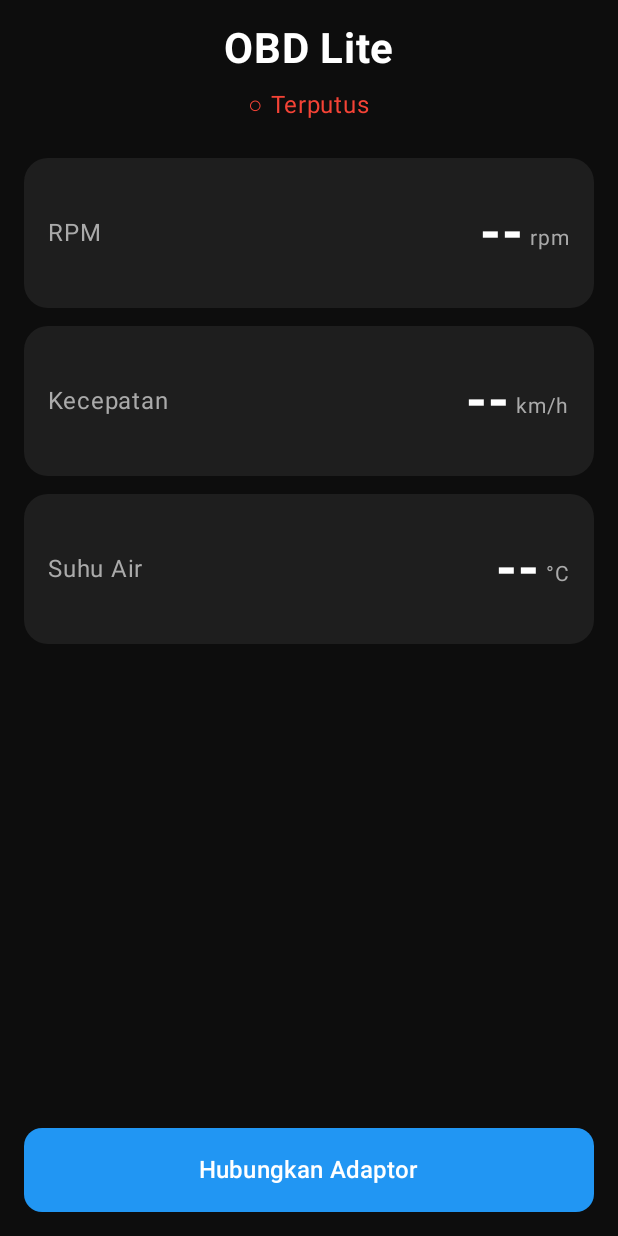
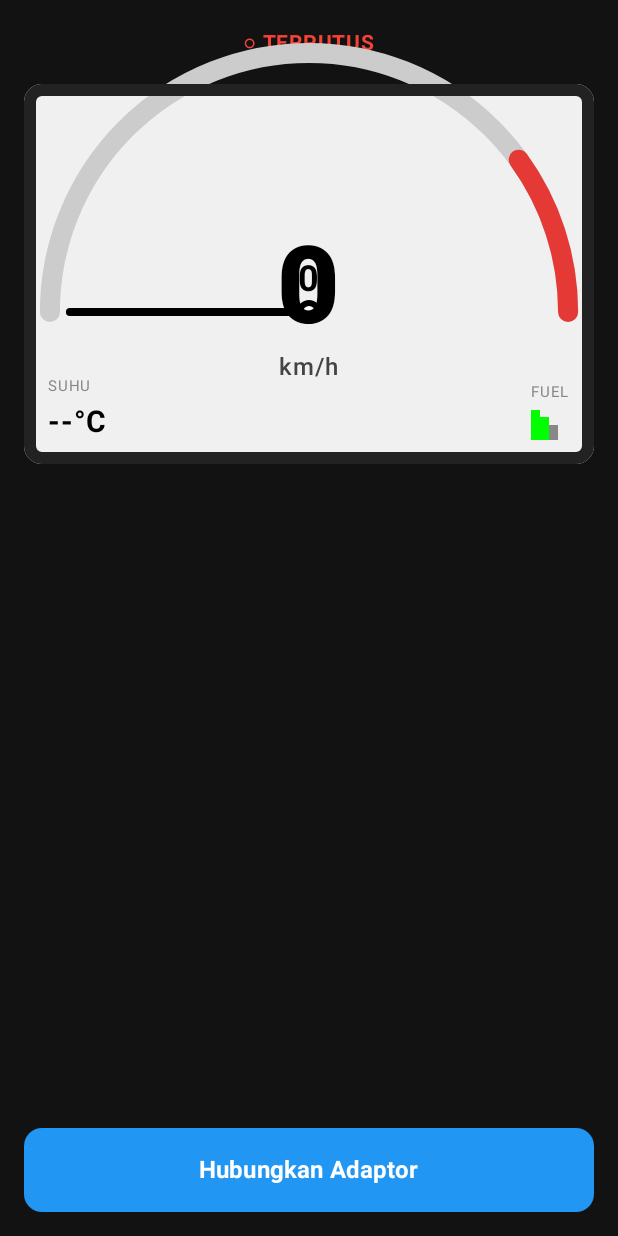
Before and after one commit to aminsambung/diagnosatools, an Android app built with Jetpack Compose: the screen it shows after launch (MainActivity), on a phone screen of 412 x 824 dp. Run offline under Robolectric (Android 15) with nearby library versions, the phone set to English and light mode, and no system bars.

Commit message:
Update DashboardScreen.kt

```diff
--- a/app/src/main/java/com/example/obdlite/ui/DashboardScreen.kt
+++ b/app/src/main/java/com/example/obdlite/ui/DashboardScreen.kt
@@ -1,15 +1,25 @@
 package com.example.obdlite.ui
 
+import androidx.compose.foundation.Canvas
+import androidx.compose.foundation.background
+import androidx.compose.foundation.border
 import androidx.compose.foundation.layout.*
 import androidx.compose.foundation.shape.RoundedCornerShape
 import androidx.compose.material3.*
 import androidx.compose.runtime.Composable
 import androidx.compose.ui.Alignment
 import androidx.compose.ui.Modifier
+import androidx.compose.ui.geometry.Offset
+import androidx.compose.ui.geometry.Size
 import androidx.compose.ui.graphics.Color
+import androidx.compose.ui.graphics.StrokeCap
+import androidx.compose.ui.graphics.drawscope.Stroke
 import androidx.compose.ui.text.font.FontWeight
+import androidx.compose.ui.text.style.TextAlign
 import androidx.compose.ui.unit.dp
 import androidx.compose.ui.unit.sp
+import kotlin.math.cos
+import kotlin.math.sin
 
 @Composable
 fun DashboardScreen(
@@ -20,64 +30,193 @@ fun DashboardScreen(
     onConnect: () -> Unit,
     onDisconnect: () -> Unit
 ) {
+    // Warna dasar mirip LCD motor
+    val bgColor = Color(0xFFF0F0F0) // Light gray/white LCD
+    val textColor = Color(0xFF000000)
+    val accentColor = Color(0xFF000000) // Jarum dan speed
+    val redZoneColor = Color(0xFFE53935)
+
     Column(
-        modifier = Modifier.fillMaxSize().padding(16.dp),
+        modifier = Modifier
+            .fillMaxSize()
+            .background(Color(0xFF121212)) // Background HP hitam
+            .padding(16.dp),
         horizontalAlignment = Alignment.CenterHorizontally
     ) {
-        Text("OBD Lite", fontSize = 28.sp, fontWeight = FontWeight.Bold,
-            color = Color.White)
-
-        Spacer(Modifier.height(8.dp))
+        // Header Status
         Text(
-            if (connected) "● Terhubung" else "○ Terputus",
-            color = if (connected) Color(0xFF4CAF50) else Color(0xFFF44336)
+            text = if (connected) "● TERHUBUNG" else "○ TERPUTUS",
+            color = if (connected) Color(0xFF4CAF50) else Color(0xFFF44336),
+            fontSize = 14.sp,
+            fontWeight = FontWeight.Bold,
+            modifier = Modifier.padding(bottom = 16.dp)
         )
 
-        Spacer(Modifier.height(24.dp))
+        // Panel LCD Utama
+        Box(
+            modifier = Modifier
+                .fillMaxWidth()
+                .aspectRatio(1.5f) // Rasio mirip layar LCD motor
+                .background(bgColor, RoundedCornerShape(12.dp))
+                .border(8.dp, Color(0xFF222222), RoundedCornerShape(12.dp))
+        ) {
+            // 1. RPM Gauge (Melengkung di atas)
+            RpmGauge(
+                rpm = rpm ?: 0,
+                modifier = Modifier
+                    .fillMaxWidth()
+                    .fillMaxHeight(0.6f)
+                    .padding(top = 16.dp),
+                redZoneColor = redZoneColor,
+                accentColor = accentColor
+            )
 
-        DataCard("RPM", rpm?.toString() ?: "--", "rpm")
-        Spacer(Modifier.height(12.dp))
-        DataCard("Kecepatan", speed?.toString() ?: "--", "km/h")
-        Spacer(Modifier.height(12.dp))
-        DataCard("Suhu Air", coolant?.toString() ?: "--", "°C")
+            // 2. Kecepatan (Angka Besar di Tengah)
+            Column(
+                modifier = Modifier
+                    .align(Alignment.Center)
+                    .offset(y = 20.dp),
+                horizontalAlignment = Alignment.CenterHorizontally
+            ) {
+                Text(
+                    text = if (speed != null) "$speed" else "0",
+                    fontSize = 72.sp,
+                    fontWeight = FontWeight.Black,
+                    color = textColor
+                )
+                Text(
+                    text = "km/h",
+                    fontSize = 16.sp,
+                    color = Color.DarkGray,
+                    fontWeight = FontWeight.Medium
+                )
+            }
 
-        Spacer(Modifier.weight(1f))
+            // 3. Suhu Air (Indikator kecil di kiri bawah)
+            Column(
+                modifier = Modifier
+                    .align(Alignment.BottomStart)
+                    .padding(start = 16.dp, bottom = 16.dp)
+            ) {
+                Text("SUHU", fontSize = 10.sp, color = Color.Gray)
+                Text(
+                    text = if (coolant != null) "$coolant°C" else "--°C",
+                    fontSize = 20.sp,
+                    fontWeight = FontWeight.Bold,
+                    color = if ((coolant ?: 0) > 90) redZoneColor else textColor
+                )
+            }
 
+            // Indikator Bensin (Dummy visual aja)
+            Column(
+                modifier = Modifier
+                    .align(Alignment.BottomEnd)
+                    .padding(end = 16.dp, bottom = 16.dp)
+            ) {
+                Text("FUEL", fontSize = 10.sp, color = Color.Gray)
+                Row(verticalAlignment = Alignment.Bottom) {
+                    Box(modifier = Modifier.width(6.dp).height(20.dp).background(Color.Green))
+                    Box(modifier = Modifier.width(6.dp).height(15.dp).background(Color.Green))
+                    Box(modifier = Modifier.width(6.dp).height(10.dp).background(Color.Gray))
+                }
+            }
+        }
+
+        Spacer(modifier = Modifier.weight(1f))
+
+        // Tombol Koneksi
         Button(
             onClick = if (connected) onDisconnect else onConnect,
-            modifier = Modifier.fillMaxWidth().height(56.dp),
+            modifier = Modifier
+                .fillMaxWidth()
+                .height(56.dp),
             colors = ButtonDefaults.buttonColors(
-                containerColor = if (connected) Color(0xFFF44336)
-                else Color(0xFF2196F3)
+                containerColor = if (connected) Color(0xFFF44336) else Color(0xFF2196F3)
             ),
             shape = RoundedCornerShape(12.dp)
         ) {
-            Text(if (connected) "Putuskan" else "Hubungkan Adaptor",
-                fontSize = 16.sp)
+            Text(
+                text = if (connected) "Putuskan Koneksi" else "Hubungkan Adaptor",
+                fontSize = 16.sp,
+                fontWeight = FontWeight.Bold
+            )
         }
     }
 }
 
 @Composable
-private fun DataCard(label: String, value: String, unit: String) {
-    Card(
-        modifier = Modifier.fillMaxWidth().height(100.dp),
-        colors = CardDefaults.cardColors(containerColor = Color(0xFF1E1E1E)),
-        shape = RoundedCornerShape(16.dp)
-    ) {
-        Row(
-            modifier = Modifier.fillMaxSize().padding(16.dp),
-            verticalAlignment = Alignment.CenterVertically,
-            horizontalArrangement = Arrangement.SpaceBetween
-        ) {
-            Text(label, color = Color(0xFFAAAAAA), fontSize = 16.sp)
-            Row(verticalAlignment = Alignment.Bottom) {
-                Text(value, color = Color.White, fontSize = 36.sp,
-                    fontWeight = FontWeight.Bold)
-                Spacer(Modifier.width(4.dp))
-                Text(unit, color = Color(0xFFAAAAAA), fontSize = 14.sp,
-                    modifier = Modifier.padding(bottom = 6.dp))
-            }
+fun RpmGauge(
+    rpm: Int,
+    modifier: Modifier = Modifier,
+    redZoneColor: Color,
+    accentColor: Color
+) {
+    val maxRpm = 12000
+    val currentRpm = rpm.coerceIn(0, maxRpm)
+    // Sudut dari -180 derajat (kiri) ke 0 derajat (kanan)
+    val startAngle = 180f
+    val sweepAngle = 180f
+
+    // Posisi jarum (dari 0 sampai 1)
+    val needleRatio = currentRpm.toFloat() / maxRpm
+
+    Box(modifier = modifier, contentAlignment = Alignment.BottomCenter) {
+        Canvas(modifier = Modifier.fillMaxSize()) {
+            val width = size.width
+            val height = size.height
+            val radius = width / 2.2f
+            val center = Offset(width / 2, height)
+
+            // Gambar track background gauge abu-abu
+            drawArc(
+                color = Color.LightGray,
+                startAngle = startAngle,
+                sweepAngle = sweepAngle,
+                useCenter = false,
+                topLeft = Offset(center.x - radius, center.y - radius),
+                size = Size(radius * 2, radius * 2),
+                style = Stroke(width = 20f, cap = StrokeCap.Round)
+            )
+
+            // Gambar red zone (zona merah di RPM tinggi)
+            drawArc(
+                color = redZoneColor,
+                startAngle = startAngle + (sweepAngle * 0.8f),
+                sweepAngle = sweepAngle * 0.2f,
+                useCenter = false,
+                topLeft = Offset(center.x - radius, center.y - radius),
+                size = Size(radius * 2, radius * 2),
+                style = Stroke(width = 20f, cap = StrokeCap.Round)
+            )
+
+            // Gambar jarum
+            val angleRad = Math.toRadians((startAngle + (sweepAngle * needleRatio)).toDouble())
+            val needleLength = radius - 20f
+            val needleEnd = Offset(
+                x = center.x + (needleLength * cos(angleRad)).toFloat(),
+                y = center.y + (needleLength * sin(angleRad)).toFloat()
+            )
+
+            drawLine(
+                color = accentColor,
+                start = center,
+                end = needleEnd,
+                strokeWidth = 8f,
+                cap = StrokeCap.Round
+            )
+
+            // Titik tengah jarum
+            drawCircle(color = accentColor, radius = 12f, center = center)
+            drawCircle(color = Color.White, radius = 6f, center = center)
         }
+
+        // Angka RPM
+        Text(
+            text = "${currentRpm / 1000}",
+            fontSize = 24.sp,
+            fontWeight = FontWeight.Bold,
+            color = Color.Black,
+            modifier = Modifier.padding(bottom = 8.dp)
+        )
     }
 }
```
